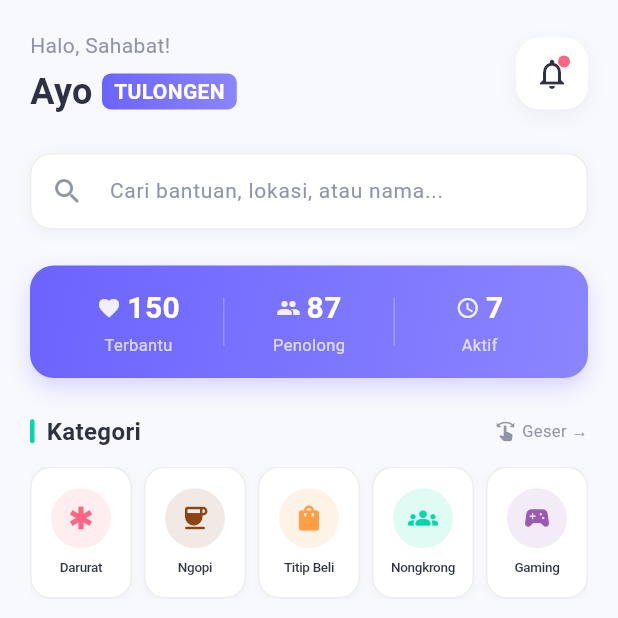
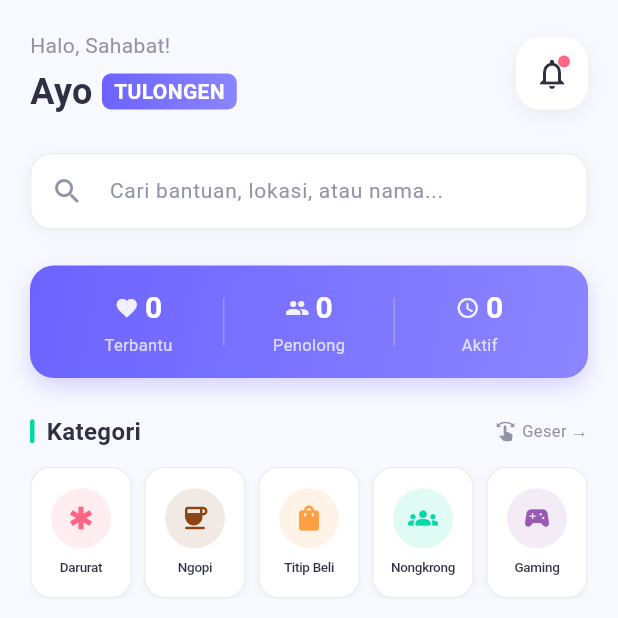
Before and after one commit to abcdefak87/tulongen.apk, a Flutter app: the MainNavigation screen opened directly, on a phone screen of 412 x 824 dp, the top half of it. Run offline on Flutter 3.47's test engine with Material 3 defaults, Android fonts, the phone set to English and light mode, and no system bars; our stand-ins replace cloud_firestore, firebase_auth, firebase_core, geocoding, geolocator, shared_preferences; accounts and stored records are empty.

Commit message:
Remove dummy stats - show real data from Firestore

```diff
--- a/lib/screens/home_screen.dart
+++ b/lib/screens/home_screen.dart
@@ -193,6 +193,11 @@ class _HomeScreenState extends State<HomeScreen> {
   }
 
   Widget _buildStatsCard() {
+    return FutureBuilder<Map<String, int>>(
+      future: _firestoreService.getGlobalStats(),
+      builder: (context, snapshot) {
+        final stats = snapshot.data ?? {'totalHelped': 0, 'totalHelpers': 0, 'activeRequests': 0};
+
         return Container(
           padding: const EdgeInsets.symmetric(horizontal: 16, vertical: 14),
           decoration: BoxDecoration(
@@ -202,13 +207,15 @@ class _HomeScreenState extends State<HomeScreen> {
           ),
           child: Row(
             children: [
-          Expanded(child: _buildStatItem('${_appState.totalHelped + 150}', 'Terbantu', Icons.favorite)),
+              Expanded(child: _buildStatItem('${stats['totalHelped']}', 'Terbantu', Icons.favorite)),
               Container(width: 1, height: 32, color: Colors.white.withValues(alpha: 0.25)),
-          Expanded(child: _buildStatItem('${_appState.totalHelpers + 85}', 'Penolong', Icons.people)),
+              Expanded(child: _buildStatItem('${stats['totalHelpers']}', 'Penolong', Icons.people)),
               Container(width: 1, height: 32, color: Colors.white.withValues(alpha: 0.25)),
-          Expanded(child: _buildStatItem('${_appState.activeRequests}', 'Aktif', Icons.access_time)),
+              Expanded(child: _buildStatItem('${stats['activeRequests']}', 'Aktif', Icons.access_time)),
             ],
           ),
+        );
+      },
     );
   }
 
```
Lines whose indentation alone changed are shown as unchanged.
